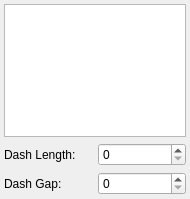
Before: the Qt Designer form src/tiled/edgetooldialog.ui in timbaker/tiled, drawn with Qt 5.
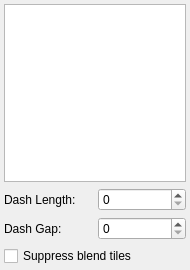
After: the same form once the commit is applied.

Diff of the .ui file:
```diff
--- a/src/tiled/edgetooldialog.ui
+++ b/src/tiled/edgetooldialog.ui
@@ -7,7 +7,7 @@
     <x>0</x>
     <y>0</y>
     <width>190</width>
-    <height>199</height>
+    <height>270</height>
    </rect>
   </property>
   <property name="windowTitle">
@@ -26,6 +26,13 @@
    <property name="bottomMargin">
     <number>4</number>
    </property>
+   <item row="5" column="0">
+    <widget class="QCheckBox" name="suppressBlend">
+     <property name="text">
+      <string>Suppress blend tiles</string>
+     </property>
+    </widget>
+   </item>
    <item row="0" column="0">
     <widget class="QListWidget" name="edgeList"/>
    </item>
```
